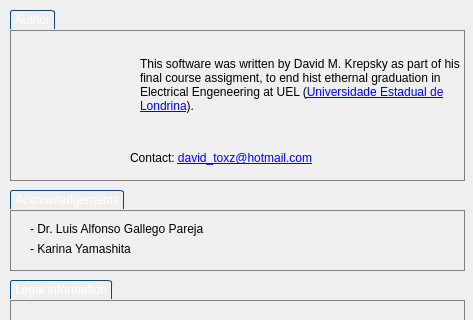
Before: the Qt Designer form src/window/about.ui in raulhuatuco/QuickFlow, drawn with Qt 5; both pictures show x 0 to 473 and y 0 to 320 of the 473 by 474 pixel window.
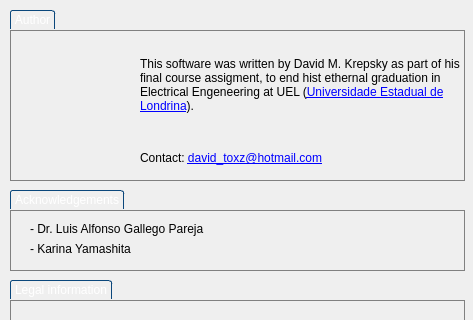
After: the same form once the commit is applied. Icons and pictures are not drawn.

```diff
--- a/src/window/about.ui
+++ b/src/window/about.ui
@@ -76,7 +76,7 @@
    <widget class="QLabel" name="label_8">
     <property name="geometry">
      <rect>
-      <x>120</x>
+      <x>130</x>
       <y>140</y>
       <width>241</width>
       <height>17</height>
```
